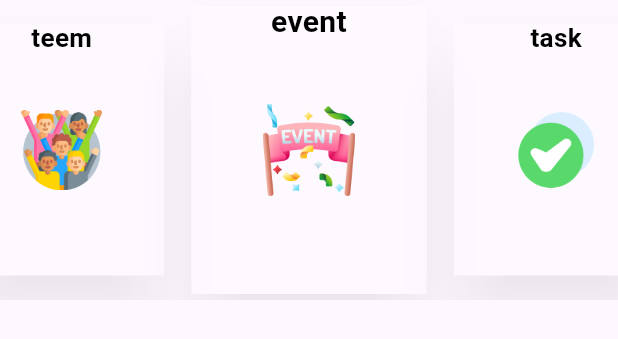
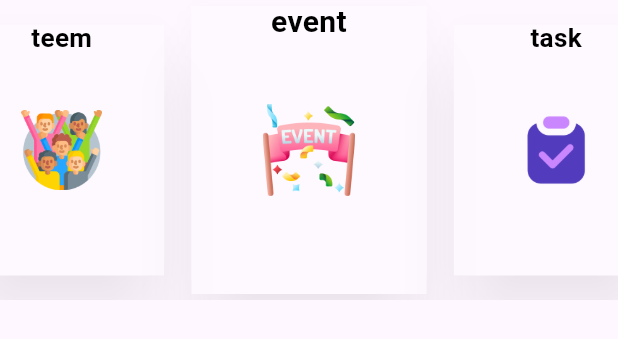
Before and after one commit to Youssefesssam/holy_time, a Flutter app: the SliderPic widget shown alone on an empty page, opened directly, on a phone screen of 412 x 824 dp. Shown: the top 339 px of the screen. Run offline on Flutter 3.47's test engine with Material 3 defaults, Android fonts, the phone set to English and light mode, and no system bars; drawn by our look-alikes of carousel_slider; our stand-ins replace fl_chart; missing offline and left inert: d_chart.

Commit message:
add icons in screen 1

```diff
--- a/lib/ui/screens/features/slider/slide.dart
+++ b/lib/ui/screens/features/slider/slide.dart
@@ -13,7 +13,7 @@ class SliderPic extends StatelessWidget {
 
   List<Widget> pic =[
     DesignCard(titleCard: "event", color: Colors.black,path: AppAssets.banner,),
-    DesignCard(titleCard: "task", color: Colors.black,path: AppAssets.check),
+    DesignCard(titleCard: "task", color: Colors.black,path: AppAssets.clipboard),
     DesignCard(titleCard: "teem", color: Colors.black,path: AppAssets.teem),
   ];
   final CarouselController _carouselController = CarouselController();
--- a/lib/utilites/appAssets.dart
+++ b/lib/utilites/appAssets.dart
@@ -26,4 +26,5 @@ static const String banner = 'assets/icons/banner.png';
 static const String event = 'assets/icons/event.png';
 static const String approve = 'assets/icons/approve.png';
 static const String clipboard = 'assets/icons/clipboard.png';
+static const String days = 'assets/icons/days.png';
 }
--- a/pubspec.yaml
+++ b/pubspec.yaml
@@ -87,6 +87,7 @@ flutter:
     - assets/icons/event.png
     - assets/icons/approve.png
     - assets/icons/clipboard.png
+    - assets/icons/days.png
 
 
 
```
Also changed, not shown: lib/ui/screens/homeScreen/homeScreenUsers.dart (+7 -8 lines), assets/icons/cross.png (added), assets/icons/cross2.png (added), assets/icons/days.png (added).
